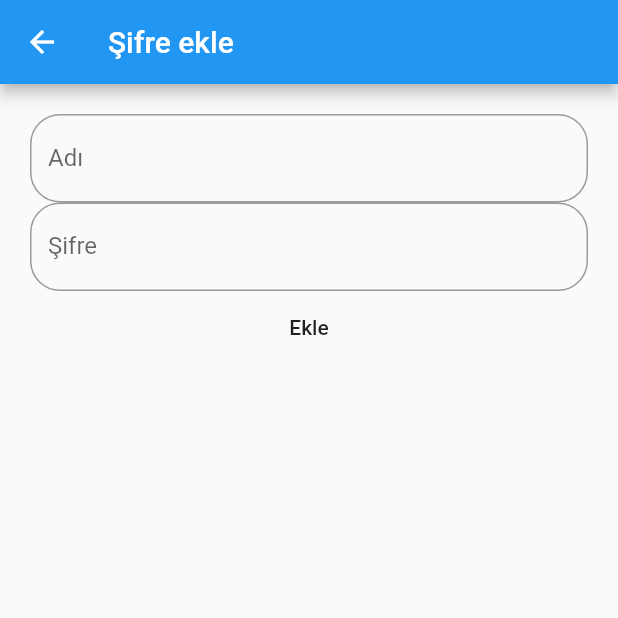
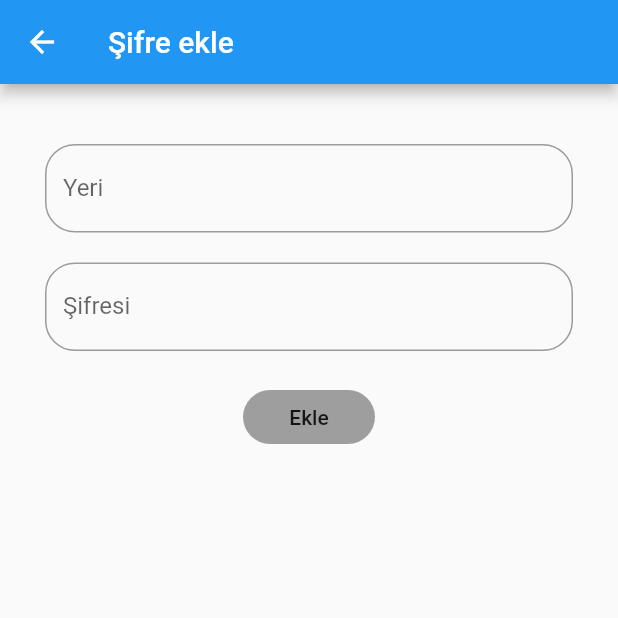
Before and after one commit to heimzza/password_bank, a Flutter app: the screen it shows after launch, after a tap on the "add" icon, on a phone screen of 412 x 824 dp, the top half of it. Run offline on Flutter 3.47's test engine with Material 2 defaults, Android fonts, the phone set to English and light mode, and no system bars; our stand-ins replace sqflite; accounts and stored records are empty.

Commit message:
Stream issues solved

```diff
--- a/lib/blocs/safe_card_bloc.dart
+++ b/lib/blocs/safe_card_bloc.dart
@@ -16,9 +16,9 @@ class SafeCardBloc {
 
    Future<List<SafeCard>> getCards() async {
     var cards = await dbHelper.getSafeCards();
-    //print(cards);
     return cards;
   }
+
 }
 
 final safeCardBloc = SafeCardBloc();
--- a/lib/data/db_helper.dart
+++ b/lib/data/db_helper.dart
@@ -5,6 +5,15 @@ import 'package:path/path.dart';
 import 'package:sqflite/sqflite.dart';
 
 class DbHelper {
+
+  static DbHelper _singleton = DbHelper._internal();
+
+  factory DbHelper(){
+    return _singleton;
+  }
+
+  DbHelper._internal();
+
   Database _db;
 
   Future<Database> get db async {
--- a/lib/screens/addCard/body.dart
+++ b/lib/screens/addCard/body.dart
@@ -2,6 +2,7 @@ import 'package:flutter/material.dart';
 import 'package:password_safe/blocs/safe_card_bloc.dart';
 import 'package:password_safe/data/db_helper.dart';
 import 'package:password_safe/models/SafeCard.dart';
+import 'package:password_safe/size_config.dart';
 
 class Body extends StatefulWidget {
   @override
@@ -16,12 +17,17 @@ class _BodyState extends State<Body> {
   Widget build(BuildContext context) {
     return Padding(
       padding: EdgeInsets.all(20),
+      child: Padding(
+        padding: EdgeInsets.symmetric(vertical: 20, horizontal: 10),
         child: Column(
           children: [
             buildNameField(),
+            SizedBox(height: 20),
             buildPasswordField(),
+            SizedBox(height: 20),
             buildSaveButton(),
           ],
+        ),
       ),
     );
   }
@@ -30,7 +36,7 @@ class _BodyState extends State<Body> {
     return TextField(
       decoration: InputDecoration(
         hintText: "Ör. steamKullanıcıAdı",
-        labelText: "Adı",
+        labelText: "Yeri",
         border: OutlineInputBorder(
           borderRadius: BorderRadius.circular(20),
         ),
@@ -42,7 +48,7 @@ class _BodyState extends State<Body> {
   buildPasswordField() {
     return TextField(
       decoration: InputDecoration(
-        labelText: "Şifre",
+        labelText: "Şifresi",
         border: OutlineInputBorder(
           borderRadius: BorderRadius.circular(20),
         ),
@@ -53,6 +59,10 @@ class _BodyState extends State<Body> {
 
   buildSaveButton() {
     return FlatButton(
+      color: Colors.grey,
+      shape: RoundedRectangleBorder(
+        borderRadius: BorderRadius.circular(20),
+      ),
       child: Text("Ekle"),
       onPressed: () {
         addCard();
@@ -61,7 +71,8 @@ class _BodyState extends State<Body> {
   }
 
   void addCard() async {
-    safeCardBloc.addToSafe(SafeCard(name: txtName.text, password: txtPassword.text));
+    safeCardBloc
+        .addToSafe(SafeCard(name: txtName.text, password: txtPassword.text));
     Navigator.pop(context);
   }
 }
--- a/lib/screens/splash/body.dart
+++ b/lib/screens/splash/body.dart
@@ -2,43 +2,55 @@ import 'package:flutter/material.dart';
 import 'package:password_safe/blocs/safe_card_bloc.dart';
 import 'package:password_safe/models/SafeCard.dart';
 
-class Body extends StatelessWidget {
+class Body extends StatefulWidget {
+  @override
+  _BodyState createState() => _BodyState();
+}
+
+class _BodyState extends State<Body> {
+  List<SafeCard> safeCards = [];
+  int cardCount = 0;
+
+  @override
+  void initState() {
+    getCards();
+  }
+
   @override
   Widget build(BuildContext context) {
     return StreamBuilder(
-      initialData: safeCardBloc.getCards(),
+      initialData: safeCards,
       stream: safeCardBloc.getStream,
       builder: (context, snapshot) {
-        if (snapshot.connectionState == ConnectionState.waiting) {
-          return Text("No data yet");
-        } else if (snapshot.connectionState == ConnectionState.done) {
+        if (snapshot.connectionState == ConnectionState.done) {
           return Text("Done!");
         } else if (snapshot.hasError) {
           return Text("Error!");
         } else {
-          return Text("Data is here! ${snapshot.data}");
+          getCards();
+          return buildSafeCardListItems(safeCards);
         }
       },
     );
   }
 
-  buildSafeCardListItems(AsyncSnapshot snapshot) {
+  buildSafeCardListItems(List<SafeCard> cards) {
     return ListView.builder(
-      itemCount: snapshot.data.length, // problem
+      itemCount: cards.length,
       itemBuilder: (context, index) {
         return Padding(
-          padding: EdgeInsets.only(top: 8),
+          padding: EdgeInsets.symmetric(vertical: 5, horizontal: 10),
           child: Card(
             margin: EdgeInsets.fromLTRB(20, 6, 20, 0),
             child: ListTile(
               title: Text(
-                "Name:  ${snapshot.data[index].name}",
+                "Yeri:  ${cards[index].name}",
                 style: TextStyle(
                   fontWeight: FontWeight.w600,
                 ),
               ),
               subtitle: Text(
-                "Password:  ${snapshot.data[index].password}",
+                "Şifresi:  ${cards[index].password}",
                 style: TextStyle(
                   fontWeight: FontWeight.w600,
                 ),
@@ -50,9 +62,13 @@ class Body extends StatelessWidget {
     );
   }
 
-  buildTest(AsyncSnapshot snapshot) {
-    return Center(
-      child: Text("test ${snapshot.data}"),
-    );
+  void getCards() async {
+    var cardsFuture = safeCardBloc.getCards();
+    cardsFuture.then((data) {
+      setState(() {
+        this.safeCards = data;
+        cardCount = data.length;
+      });
+    });
   }
 }
```
Also changed, not shown: lib/size_config.dart (added, +30 -0 lines). Lines whose indentation alone changed are shown as unchanged.
